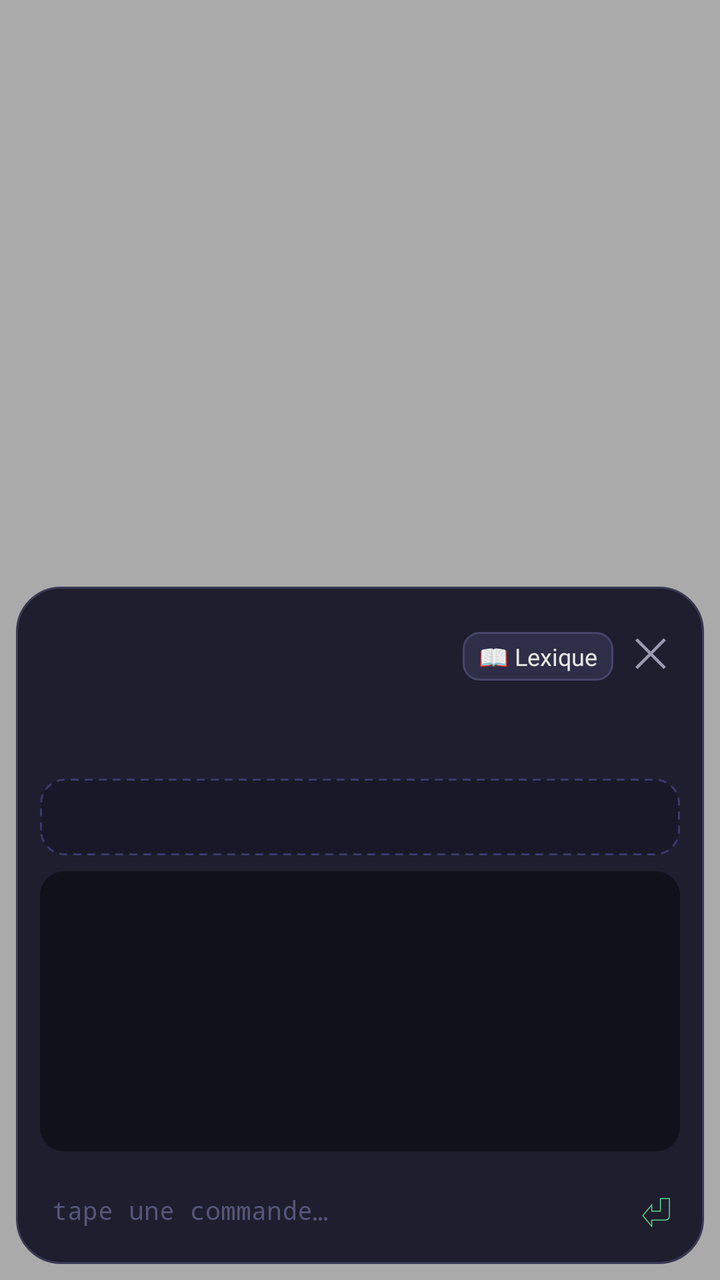
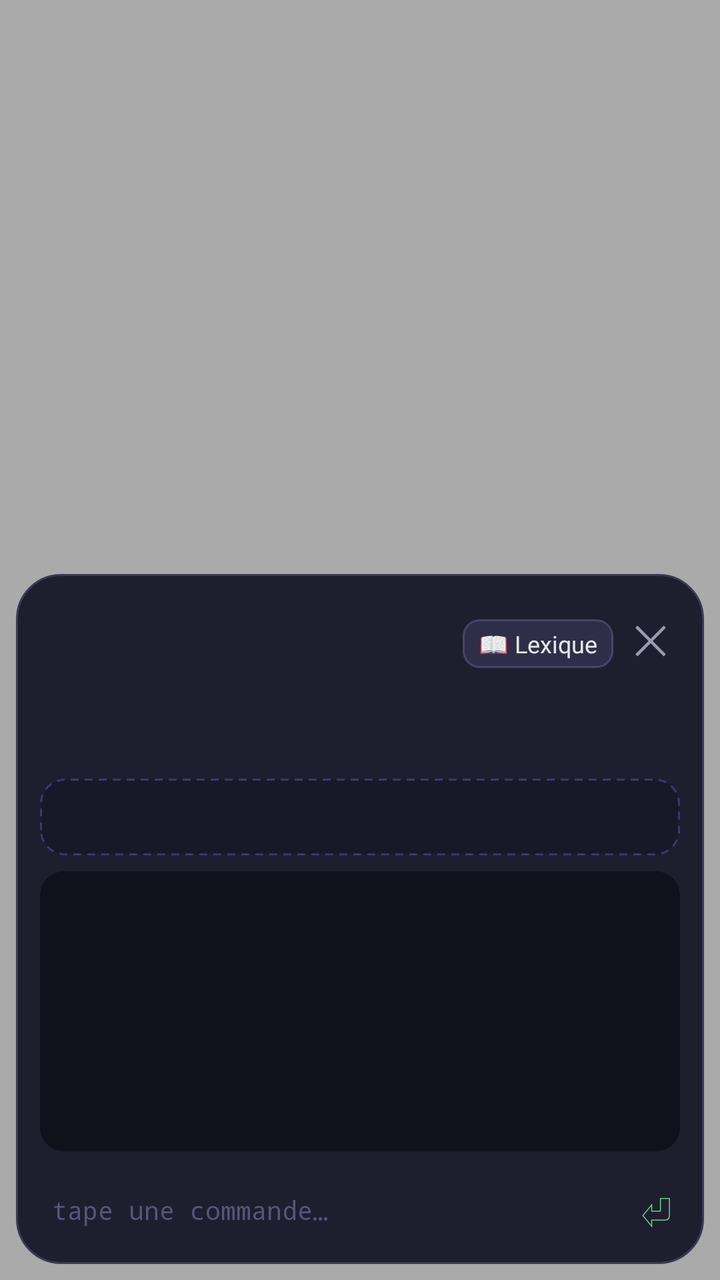

Two renders of the same Android screen: before a commit and after it. Below are the layout's source before the change and the commit's diff.
<!-- AndroidManifest.xml: activity theme Theme.Terminal -->
<!-- res/layout/activity_terminal.xml -->
<?xml version="1.0" encoding="utf-8"?>
<FrameLayout xmlns:android="http://schemas.android.com/apk/res/android"
    android:id="@+id/fond"
    android:layout_width="match_parent"
    android:layout_height="match_parent"
    android:background="#55000000">

    <LinearLayout
        android:id="@+id/panneau"
        android:layout_width="match_parent"
        android:layout_height="wrap_content"
        android:layout_gravity="bottom"
        android:layout_margin="8dp"
        android:background="@drawable/panneau"
        android:clickable="true"
        android:focusable="false"
        android:orientation="vertical"
        android:padding="12dp">

        <LinearLayout
            android:layout_width="match_parent"
            android:layout_height="wrap_content"
            android:gravity="center_vertical"
            android:orientation="horizontal">

            <ImageView
                android:id="@+id/creature"
                android:layout_width="84dp"
                android:layout_height="76dp"
                android:contentDescription="@string/app_name"
                android:scaleType="fitCenter" />

            <LinearLayout
                android:layout_width="0dp"
                android:layout_height="wrap_content"
                android:layout_marginStart="10dp"
                android:layout_weight="1"
                android:orientation="vertical">

                <TextView
                    android:id="@+id/titre"
                    android:maxLines="1"
                    android:ellipsize="end"
                    android:layout_width="wrap_content"
                    android:layout_height="wrap_content"
                    android:textColor="@color/texte"
                    android:textSize="15sp"
                    android:textStyle="bold" />

                <TextView
                    android:id="@+id/faim"
                    android:maxLines="1"
                    android:ellipsize="end"
                    android:layout_width="wrap_content"
                    android:layout_height="wrap_content"
                    android:fontFamily="monospace"
                    android:textColor="@color/vert"
                    android:textSize="12sp" />

                <TextView
                    android:id="@+id/xp"
                    android:maxLines="1"
                    android:ellipsize="end"
                    android:layout_width="wrap_content"
                    android:layout_height="wrap_content"
                    android:fontFamily="monospace"
                    android:textColor="@color/texte_doux"
                    android:textSize="12sp" />

                <TextView
                    android:id="@+id/stats"
                    android:maxLines="1"
                    android:ellipsize="end"
                    android:layout_width="wrap_content"
                    android:layout_height="wrap_content"
                    android:fontFamily="monospace"
                    android:textColor="@color/texte_doux"
                    android:textSize="11sp" />
            </LinearLayout>

            <TextView
                android:id="@+id/lexique_btn"
                android:layout_width="wrap_content"
                android:layout_height="wrap_content"
                android:layout_gravity="top"
                android:layout_marginEnd="4dp"
                android:background="@drawable/touche"
                android:paddingStart="8dp"
                android:paddingTop="4dp"
                android:paddingEnd="8dp"
                android:paddingBottom="4dp"
                android:text="📖 Lexique"
                android:textColor="@color/texte"
                android:textSize="12sp" />

            <TextView
                android:id="@+id/fermer"
                android:layout_width="wrap_content"
                android:layout_height="wrap_content"
                android:layout_gravity="top"
                android:padding="6dp"
                android:text="✕"
                android:textColor="@color/texte_doux"
                android:textSize="20sp" />
        </LinearLayout>

        <TextView
            android:id="@+id/bulle"
            android:layout_width="match_parent"
            android:layout_height="wrap_content"
            android:layout_marginTop="6dp"
            android:background="@drawable/bulle"
            android:padding="8dp"
            android:textColor="#1e1e2e"
            android:textSize="13sp"
            android:visibility="gone" />

        <TextView
            android:id="@+id/lecon"
            android:layout_width="match_parent"
            android:layout_height="wrap_content"
            android:layout_marginTop="6dp"
            android:fontFamily="monospace"
            android:textColor="@color/rose"
            android:textSize="12sp"
            android:visibility="gone" />

        <LinearLayout
            android:layout_width="match_parent"
            android:layout_height="wrap_content"
            android:layout_marginTop="8dp"
            android:background="@drawable/observatoire_fond"
            android:orientation="vertical"
            android:padding="8dp">

            <TextView
                android:id="@+id/chemin"
                android:layout_width="match_parent"
                android:layout_height="wrap_content"
                android:ellipsize="start"
                android:maxLines="1"
                android:textColor="#d7d7ff"
                android:textSize="12sp"
                android:textStyle="bold" />

            <HorizontalScrollView
            android:focusable="false"
            android:descendantFocusability="blocksDescendants"
                android:layout_width="match_parent"
                android:layout_height="wrap_content"
                android:layout_marginTop="6dp"
                android:scrollbars="none">

                <LinearLayout
                    android:id="@+id/contenu"
                    android:layout_width="wrap_content"
                    android:layout_height="wrap_content"
                    android:orientation="horizontal" />
            </HorizontalScrollView>
        </LinearLayout>

        <FrameLayout
            android:layout_width="match_parent"
            android:layout_height="140dp"
            android:layout_marginTop="8dp">

            <ScrollView
            android:focusable="false"
            android:descendantFocusability="blocksDescendants"
                android:id="@+id/defile"
                android:layout_width="match_parent"
                android:layout_height="match_parent"
                android:background="@drawable/terminal_fond"
                android:fadeScrollbars="false">

                <TextView
                    android:id="@+id/sortie"
                    android:layout_width="match_parent"
                    android:layout_height="wrap_content"
                    android:fontFamily="monospace"
                    android:padding="8dp"
                    android:textColor="#d0d0d0"
                    android:textSize="12sp" />
            </ScrollView>

            <ScrollView
            android:focusable="false"
            android:descendantFocusability="blocksDescendants"
                android:id="@+id/lexique_vue"
                android:layout_width="match_parent"
                android:layout_height="match_parent"
                android:background="@drawable/terminal_fond"
                android:fadeScrollbars="false"
                android:visibility="gone">

                <TextView
                    android:id="@+id/lexique_texte"
                    android:layout_width="match_parent"
                    android:layout_height="wrap_content"
                    android:fontFamily="monospace"
                    android:lineSpacingExtra="3dp"
                    android:padding="8dp"
                    android:textSize="12sp" />
            </ScrollView>
        </FrameLayout>

        <HorizontalScrollView
            android:focusable="false"
            android:descendantFocusability="blocksDescendants"
            android:layout_width="match_parent"
            android:layout_height="wrap_content"
            android:layout_marginTop="8dp"
            android:scrollbars="none">

            <LinearLayout
                android:id="@+id/touches"
                android:layout_width="wrap_content"
                android:layout_height="wrap_content"
                android:orientation="horizontal" />
        </HorizontalScrollView>

        <LinearLayout
            android:layout_width="match_parent"
            android:layout_height="wrap_content"
            android:layout_marginTop="6dp"
            android:gravity="center_vertical"
            android:orientation="horizontal">

            <TextView
                android:id="@+id/invite"
                android:layout_width="wrap_content"
                android:layout_height="wrap_content"
                android:fontFamily="monospace"
                android:textColor="@color/vert"
                android:textSize="13sp" />

            <EditText
                android:id="@+id/saisie"
                android:layout_width="0dp"
                android:layout_height="wrap_content"
                android:layout_marginStart="6dp"
                android:layout_weight="1"
                android:background="@null"
                android:fontFamily="monospace"
                android:hint="@string/saisie_indice"
                android:imeOptions="actionSend|flagNoExtractUi"
                android:importantForAutofill="no"
                android:inputType="text|textNoSuggestions|textVisiblePassword"
                android:maxLines="1"
                android:textColor="#ffffff"
                android:textColorHint="#55557a"
                android:textSize="13sp" />

            <TextView
                android:id="@+id/envoyer"
                android:layout_width="wrap_content"
                android:layout_height="wrap_content"
                android:paddingStart="10dp"
                android:paddingEnd="4dp"
                android:text="⏎"
                android:textColor="@color/vert"
                android:textSize="22sp" />
        </LinearLayout>
    </LinearLayout>
</FrameLayout>
<!-- resources referenced by this layout -->
<resources>
  <color name="rose">#ff87ff</color>
  <color name="texte">#e6e6e6</color>
  <color name="texte_doux">#9a9ab0</color>
  <color name="vert">#5fd787</color>
  <!-- drawable bulle (drawable) -->
  <?xml version="1.0" encoding="utf-8"?>
  <shape xmlns:android="http://schemas.android.com/apk/res/android" android:shape="rectangle">
      <solid android:color="@color/bulle" />
      <corners android:radius="12dp" />
  </shape>
  <!-- drawable observatoire_fond (drawable) -->
  <?xml version="1.0" encoding="utf-8"?>
  <shape xmlns:android="http://schemas.android.com/apk/res/android" android:shape="rectangle">
      <solid android:color="#181828" />
      <stroke android:width="1dp" android:color="#3a3a6a" android:dashWidth="4dp" android:dashGap="3dp" />
      <corners android:radius="12dp" />
  </shape>
  <!-- drawable panneau (drawable) -->
  <?xml version="1.0" encoding="utf-8"?>
  <shape xmlns:android="http://schemas.android.com/apk/res/android" android:shape="rectangle">
      <solid android:color="@color/fond" />
      <stroke android:width="1dp" android:color="#3a3a55" />
      <corners android:radius="22dp" />
  </shape>
  <!-- drawable terminal_fond (drawable) -->
  <?xml version="1.0" encoding="utf-8"?>
  <shape xmlns:android="http://schemas.android.com/apk/res/android" android:shape="rectangle">
      <solid android:color="@color/fond_terminal" />
      <corners android:radius="12dp" />
  </shape>
  <!-- drawable touche (drawable) -->
  <?xml version="1.0" encoding="utf-8"?>
  <shape xmlns:android="http://schemas.android.com/apk/res/android" android:shape="rectangle">
      <solid android:color="#2e2e48" />
      <stroke android:width="1dp" android:color="#45456a" />
      <corners android:radius="8dp" />
  </shape>
  <string name="app_name">Terminagotchi</string>
  <string name="saisie_indice">tape une commande…</string>
  <style name="Theme.Terminal" parent="@android:style/Theme.DeviceDefault.NoActionBar">
          <item name="android:windowIsTranslucent">true</item>
          <item name="android:windowBackground">@android:color/transparent</item>
          <item name="android:windowNoTitle">true</item>
          <item name="android:backgroundDimEnabled">false</item>
          <item name="android:windowAnimationStyle">@android:style/Animation.InputMethod</item>
          <item name="android:statusBarColor">@android:color/transparent</item>
          <item name="android:navigationBarColor">#1e1e2e</item>
      </style>
  <color name="bulle">#f5f0e6</color>
  <color name="fond">#1e1e2e</color>
  <color name="fond_terminal">#11111b</color>
</resources>

<!-- the commit's change to res/layout/activity_terminal.xml (unified diff, before → after) -->
@@ -69,6 +69,16 @@
 
                 <TextView
                     android:id="@+id/stats"
+                    android:maxLines="1"
+                    android:ellipsize="end"
+                    android:layout_width="wrap_content"
+                    android:layout_height="wrap_content"
+                    android:fontFamily="monospace"
+                    android:textColor="@color/texte_doux"
+                    android:textSize="11sp" />
+
+                <TextView
+                    android:id="@+id/envies"
                     android:maxLines="1"
                     android:ellipsize="end"
                     android:layout_width="wrap_content"
